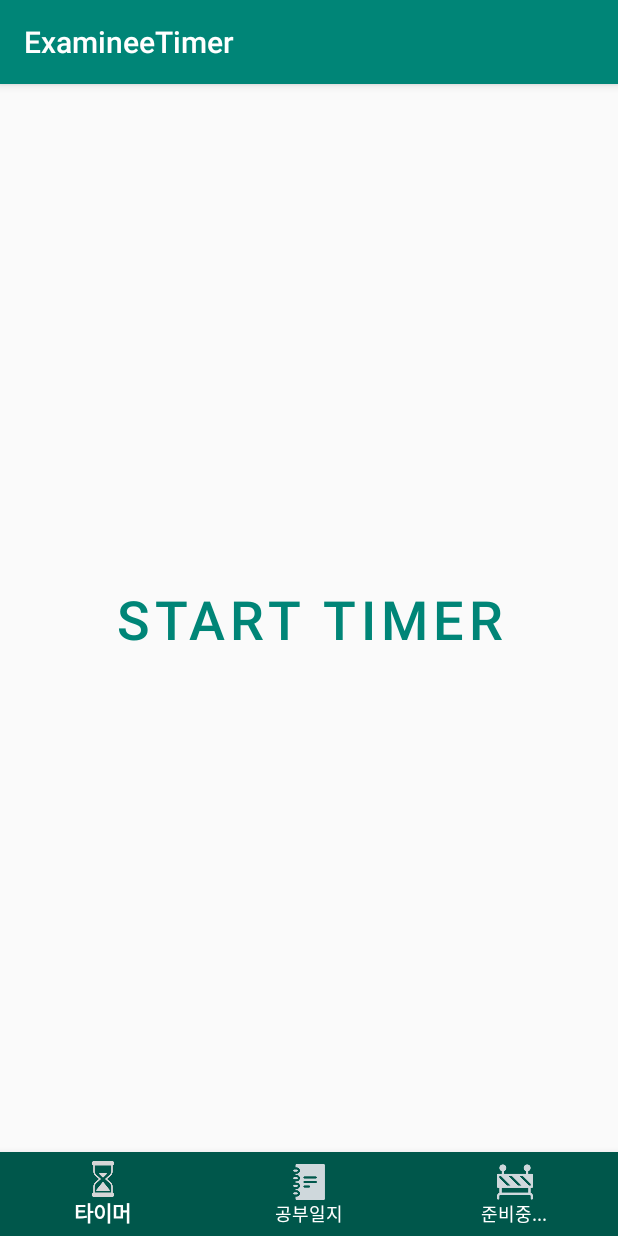
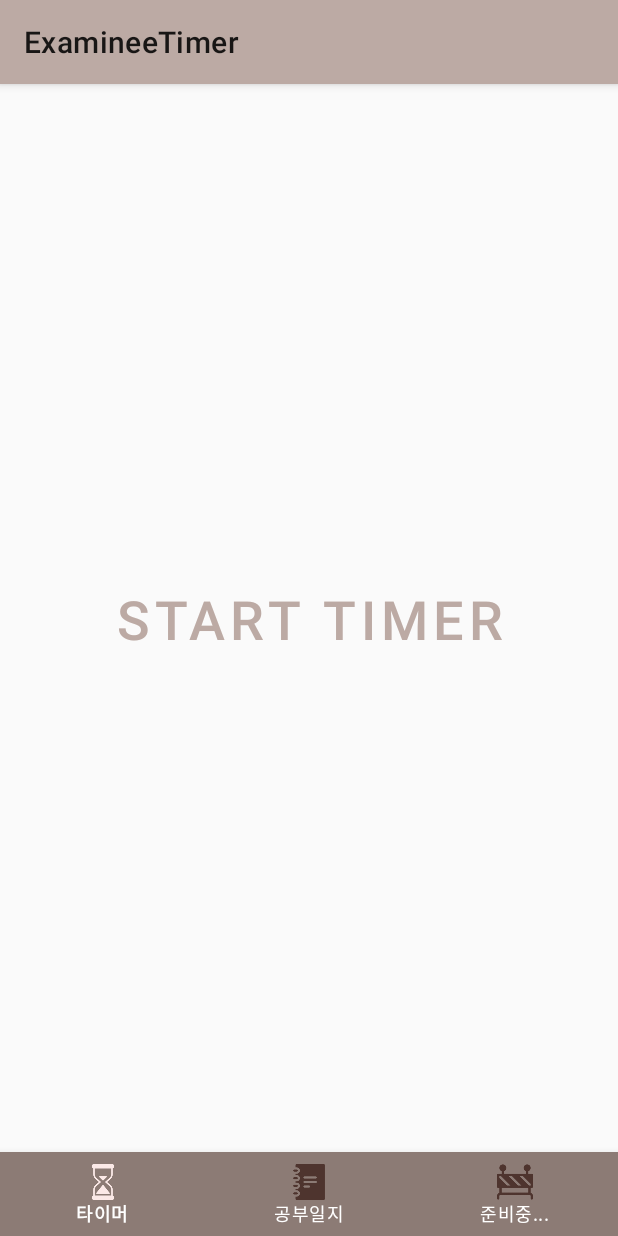
Before and after one commit to Voo-Up/GenuineTimer, an Android app: the screen it shows after launch (MainActivity), on a phone screen of 412 x 824 dp. Run offline under Robolectric (Android 15) with nearby library versions, the phone set to English and light mode, and no system bars.

Commit message:
Add Datepicker UI (only ui)
데이터피커 UI만 일단 추가함

기능 넣어야댐.

그리고 UI 색 테마 좀 손봄

```diff
--- a/AndroidProject/ExamineeTimer/app/src/main/java/com/example/examineetimer/DiaryFragment.java
+++ b/AndroidProject/ExamineeTimer/app/src/main/java/com/example/examineetimer/DiaryFragment.java
@@ -6,17 +6,20 @@ import android.util.Log;
 import android.view.LayoutInflater;
 import android.view.View;
 import android.view.ViewGroup;
+import android.widget.Button;
 import android.widget.TextView;
 
 import androidx.annotation.NonNull;
 import androidx.annotation.Nullable;
 import androidx.fragment.app.Fragment;
+import androidx.fragment.app.FragmentManager;
 import androidx.recyclerview.widget.LinearLayoutManager;
 import androidx.recyclerview.widget.RecyclerView;
 
 import com.example.examineetimer.db.ExamineeTimerDbHandler;
 import com.example.examineetimer.db.StudyTimeDO;
 import com.example.examineetimer.utils.MyUtils;
+import com.google.android.material.datepicker.MaterialDatePicker;
 
 import java.text.ParseException;
 import java.text.SimpleDateFormat;
@@ -37,6 +40,19 @@ public class DiaryFragment extends Fragment {
 
         mRecyclerView = (RecyclerView) v.findViewById(R.id.recyclerview_main_list);
         mRecyclerView.setLayoutManager(new LinearLayoutManager(getContext()));
+
+        MaterialDatePicker.Builder builder = MaterialDatePicker.Builder.datePicker();
+        final MaterialDatePicker picker = builder.build();
+
+        final FragmentManager fragmentManager = getFragmentManager();
+
+        Button btnDatePicker = (Button)v.findViewById(R.id.btn_date_picker);
+        btnDatePicker.setOnClickListener(new View.OnClickListener() {
+            @Override
+            public void onClick(View v) {
+                picker.show(fragmentManager, picker.toString());
+            }
+        });
 
         return v;
     }
--- a/AndroidProject/ExamineeTimer/app/src/main/java/com/example/examineetimer/SectionsPagerAdapter.java
+++ b/AndroidProject/ExamineeTimer/app/src/main/java/com/example/examineetimer/SectionsPagerAdapter.java
@@ -28,6 +28,7 @@ public class SectionsPagerAdapter extends FragmentStatePagerAdapter {
                 return timerFragment;
             case 1:
                 DiaryFragment diaryFragment = new DiaryFragment();
+                //CalDiaryFragment diaryFragment = new CalDiaryFragment();
                 return diaryFragment;
             case 2:
                 PrepareFragment prepareFragment = new PrepareFragment();
--- a/AndroidProject/ExamineeTimer/app/src/main/res/color/bottom_section_color.xml
+++ b/AndroidProject/ExamineeTimer/app/src/main/res/color/bottom_section_color.xml
@@ -1,5 +1,5 @@
 <?xml version="1.0" encoding="utf-8"?>
 <selector xmlns:android="http://schemas.android.com/apk/res/android">
-    <item android:state_checked="true" android:color="@color/defaultAccent" />
-    <item android:color="#CFD8DC"  />
+    <item android:state_checked="true" android:color="@color/colorAccent" />
+    <item android:color="@color/colorOnPrimary"  />
 </selector>
--- a/AndroidProject/ExamineeTimer/app/src/main/res/values/colors.xml
+++ b/AndroidProject/ExamineeTimer/app/src/main/res/values/colors.xml
@@ -1,10 +1,18 @@
 <?xml version="1.0" encoding="utf-8"?>
 <resources>
-    <color name="colorPrimary">#008577</color>
-    <color name="colorPrimaryDark">#00574B</color>
-    <color name="colorAccent">#D81B60</color>
+    <color name="colorPrimary">#bcaaa4</color>
+    <color name="colorPrimaryLight">#efdcd5</color>
+    <color name="colorPrimaryDark">#8c7b75</color>
+    <color name="colorOnPrimary">#4e342e</color>
+    <color name="colorSecondPrimary">#ffe0b2</color>
+    <color name="colorSecondPrimaryLight">#ffffe4</color>
+    <color name="colorSecondPrimaryDark">#cbae82</color>
+    <color name="colorOnSecondPrimary">#bf360c</color>
+    <color name="colorAccent">#fbe9e7</color>
     <color name="whiteColor">#ffffff</color>
     <color name="lockscreenBackground">#ffffff</color>
     <color name="lockscreenForground">#40000000</color>
     <color name="transparent">#00000000</color>
+
+    <color name="background">#FAFAFA</color>
 </resources>
--- a/AndroidProject/ExamineeTimer/app/src/main/res/values/styles.xml
+++ b/AndroidProject/ExamineeTimer/app/src/main/res/values/styles.xml
@@ -1,11 +1,26 @@
 <resources>
 
     <!-- Base application theme. -->
-    <style name="AppTheme" parent="Theme.AppCompat.Light.DarkActionBar">
+    <style name="AppTheme" parent="Theme.MaterialComponents.Light">
         <!-- Customize your theme here. -->
+        <!--
         <item name="colorPrimary">@color/colorPrimary</item>
         <item name="colorPrimaryDark">@color/colorPrimaryDark</item>
         <item name="colorAccent">@color/colorAccent</item>
+        -->
+        <item name="colorPrimary">#bcaaa4</item>
+        <item name="colorPrimaryDark">#8c7b75</item>
+        <item name="colorPrimaryVariant">#efdcd5</item>
+        <item name="colorOnPrimary">#000000</item>
+        <item name="colorSecondary">#ffe0b2</item>
+        <item name="colorSecondaryVariant">#ffffe4</item>
+        <item name="colorOnSecondary">#bf360c</item>
+        <item name="colorError">#F44336</item>
+        <item name="colorOnError">#FFFFFF</item>
+        <item name="colorSurface">#FFFFFF</item>
+        <item name="colorOnSurface">#212121</item>
+        <item name="android:colorBackground">@color/background</item>
+        <item name="colorOnBackground">#212121</item>
     </style>
 
 </resources>
```
Also changed, not shown: AndroidProject/ExamineeTimer/app/src/main/res/layout/fragment_diary.xml (+9 -0 lines).
